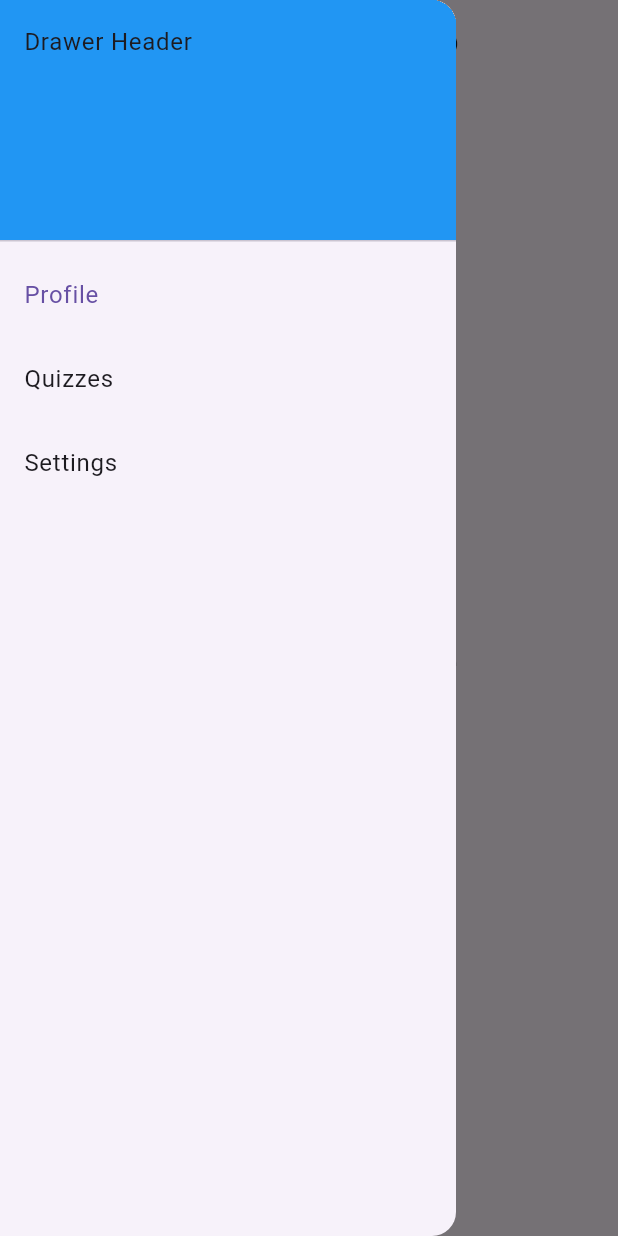
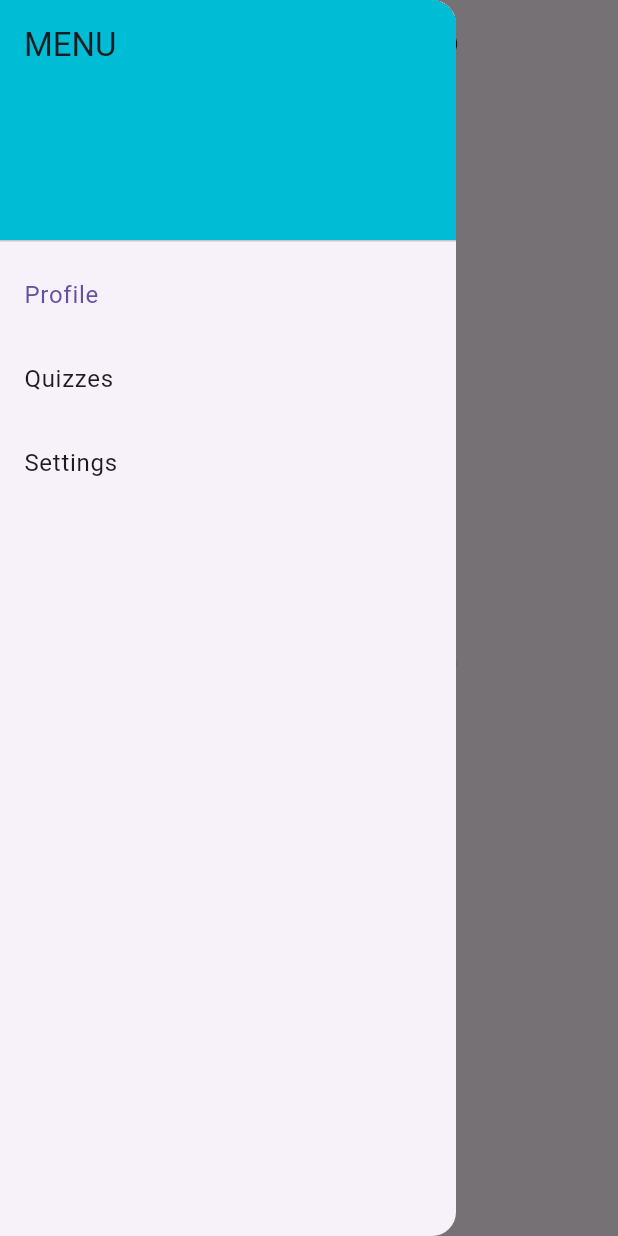
Before and after one commit to joonaskiuru/flutter_cybersecurity_quiz, a Flutter app: the screen it shows after launch, with the side drawer open, on a phone screen of 412 x 824 dp. Run offline on Flutter 3.47's test engine with Material 3 defaults, Android fonts, the phone set to English and light mode, and no system bars; our stand-ins replace bloc, bloc_concurrency, equatable, flutter_bloc, stream_transform.

```diff
--- a/cybersecurity_quiz_app/lib/presentation/screens/home_screen.dart
+++ b/cybersecurity_quiz_app/lib/presentation/screens/home_screen.dart
@@ -34,6 +34,7 @@ class _HomeScreenState extends State<HomeScreen> {
 
   @override
   Widget build(BuildContext context) {
+    final textTheme = Theme.of(context).textTheme;
     return Scaffold(
       appBar: AppBar(
         title: Text(widget.title),
@@ -59,11 +60,14 @@ class _HomeScreenState extends State<HomeScreen> {
           // Important: Remove any padding from the ListView.
           padding: EdgeInsets.zero,
           children: [
-            const DrawerHeader(
-              decoration: BoxDecoration(
-                color: Colors.blue,
+            DrawerHeader(
+              decoration: const BoxDecoration(
+                color: Colors.cyan,
               ),
-              child: Text('Drawer Header'),
+              child: Text(
+                'MENU',
+                style: textTheme.titleLarge,
+              ),
             ),
             ListTile(
               title: const Text('Profile'),
--- a/cybersecurity_quiz_app/lib/presentation/widgets/quiz_list_item.dart
+++ b/cybersecurity_quiz_app/lib/presentation/widgets/quiz_list_item.dart
@@ -15,6 +15,7 @@ class QuizListItem extends StatelessWidget {
       child: Padding(
         padding: const EdgeInsets.all(8.0),
         child: Card(
+          elevation: 5,
           color: Colors.cyan,
           child: Padding(
             padding: const EdgeInsets.all(8.0),
```
Also changed, not shown: cybersecurity_quiz_app/lib/presentation/screens/settings_screen.dart (added, +24 -0 lines), cybersecurity_quiz_app/lib/logic/bloc/theme_bloc.dart (added), cybersecurity_quiz_app/lib/logic/bloc/theme_event.dart (added), cybersecurity_quiz_app/lib/logic/bloc/theme_state.dart (added).
